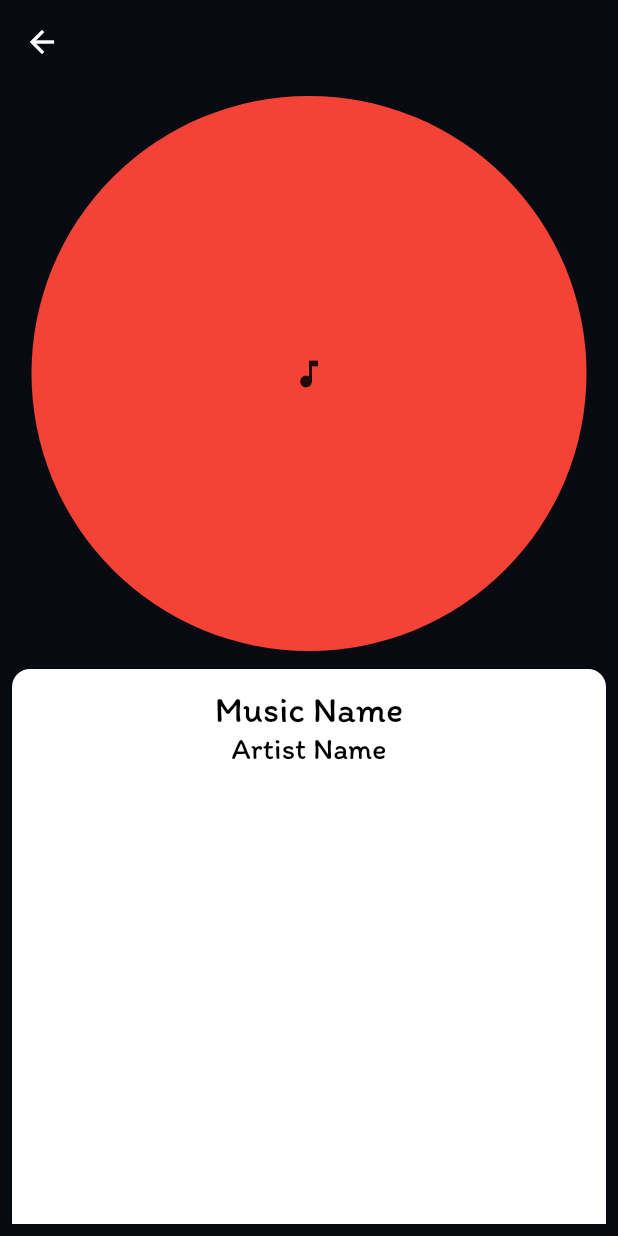
After one commit to Himal-Thapa1/Simple-Music-Application, a Flutter app: the Player screen opened directly, on a phone screen of 412 x 824 dp. The commit adds this screen. Run offline on Flutter 3.47's test engine with Material 2 defaults, Android fonts, the phone set to English and light mode, and no system bars; our stand-ins replace get, just_audio, on_audio_query, permission_handler.

Commit message:
added the player_screen and some changes in that

```diff
--- a/lib/screens/home_screen.dart
+++ b/lib/screens/home_screen.dart
@@ -4,6 +4,7 @@ import 'package:on_audio_query/on_audio_query.dart';
 import 'package:project_dhun/constants/colors.dart';
 import 'package:project_dhun/constants/text_style.dart';
 import 'package:project_dhun/controllers/player_controller.dart';
+import 'package:project_dhun/screens/player_screen.dart';
 
 class Home extends StatelessWidget {
   @override
@@ -89,7 +90,8 @@ class Home extends StatelessWidget {
                           size: 26,
                         ) : null,
                         onTap: () {
-                          controller.playSong(snapshot.data![index].uri, index);
+                          // controller.playSong(snapshot.data![index].uri, index);
+                          Get.to(()=> const Player());
                         },
                       ),
                     ),
--- /dev/null
+++ b/lib/screens/player_screen.dart
@@ -0,0 +1,66 @@
+import 'package:flutter/material.dart';
+import 'package:project_dhun/constants/colors.dart';
+import 'package:project_dhun/constants/text_style.dart';
+
+class Player extends StatelessWidget {
+  const Player({super.key});
+
+  @override
+  Widget build(BuildContext context) {
+    return Scaffold(
+      backgroundColor: bgDarkColor,
+      appBar: AppBar(),
+      body: Padding(
+        padding: EdgeInsets.all(8),
+        child: Column(
+          children: [
+            Expanded(
+              child: Container(
+                alignment: Alignment.center,
+                decoration: const BoxDecoration(
+                  shape: BoxShape.circle,
+                  color: Colors.red,
+                ),
+                child: const Icon(Icons.music_note),
+              ),
+            ),
+            SizedBox(
+              height: 12,
+            ),
+            Expanded(
+              child: Container(
+                alignment: Alignment.center,
+                padding: EdgeInsets.all(12),
+                decoration: const BoxDecoration(
+                  color: whiteColor,
+                  borderRadius: BorderRadius.vertical(
+                    top: Radius.circular(12),
+                  ),
+                ),
+                child: Column(
+                  children: [
+                    Text(
+                      "Music Name",
+                      style: myTextStyle(
+                        color: Colors.black,
+                        size: 24,
+                      ),
+                    ),
+
+                    Text(
+                      "Artist Name",
+                      style: myTextStyle(
+                        color: Colors.black,
+                        size: 20,
+                      ),
+                    ),
+                  ],
+                ),
+              ),
+            ),
+          ],
+        ),
+      ),
+    );
+  }
+}
```
